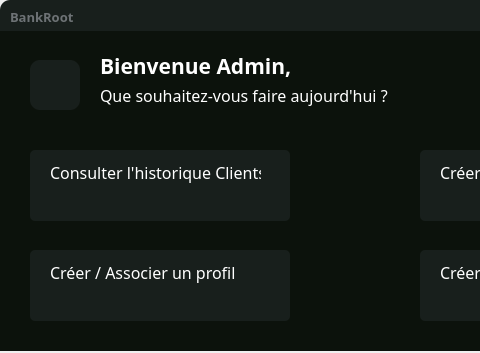
Old version of the form admin_homepage.ui in the repository SparqueeZ/Bank-Root; both pictures show x 0 to 480 and y 0 to 353 of the 712 by 353 pixel window.
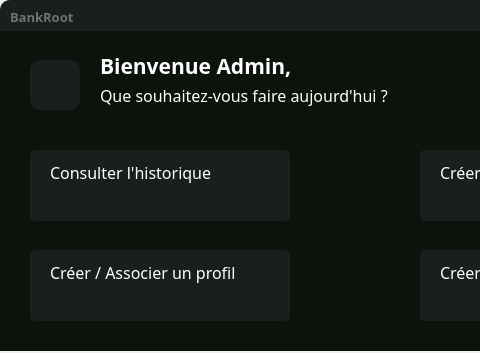
New version of the form. Icons and pictures are not drawn.

```diff
--- a/admin_homepage.ui
+++ b/admin_homepage.ui
@@ -122,7 +122,7 @@
       <rect>
        <x>20</x>
        <y>7</y>
-       <width>211</width>
+       <width>221</width>
        <height>31</height>
       </rect>
      </property>
@@ -139,7 +139,7 @@
 }</string>
      </property>
      <property name="text">
-      <string>Consulter l'historique Clients</string>
+      <string>Consulter l'historique</string>
      </property>
     </widget>
     <widget class="QToolButton" name="toolButton_28">
```
